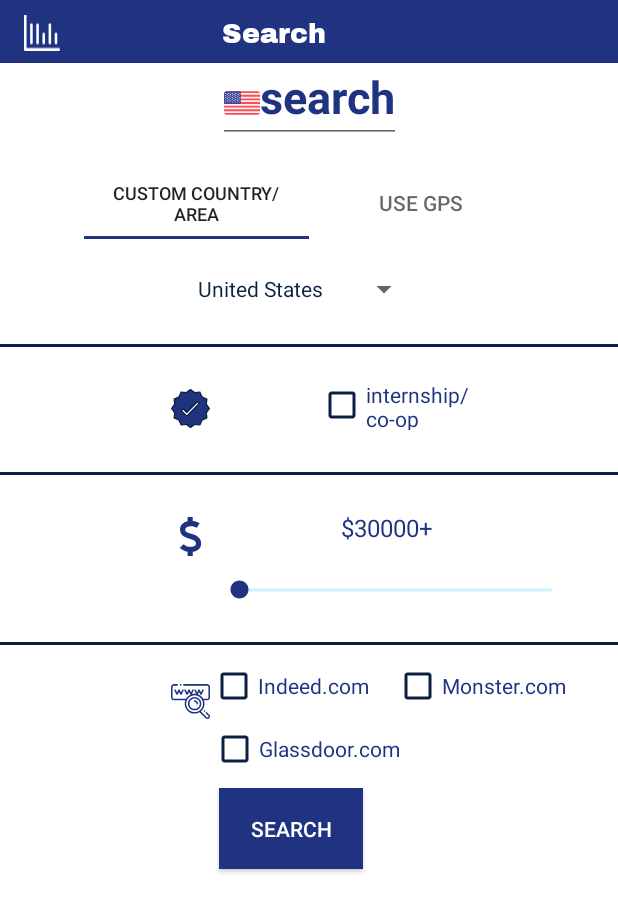
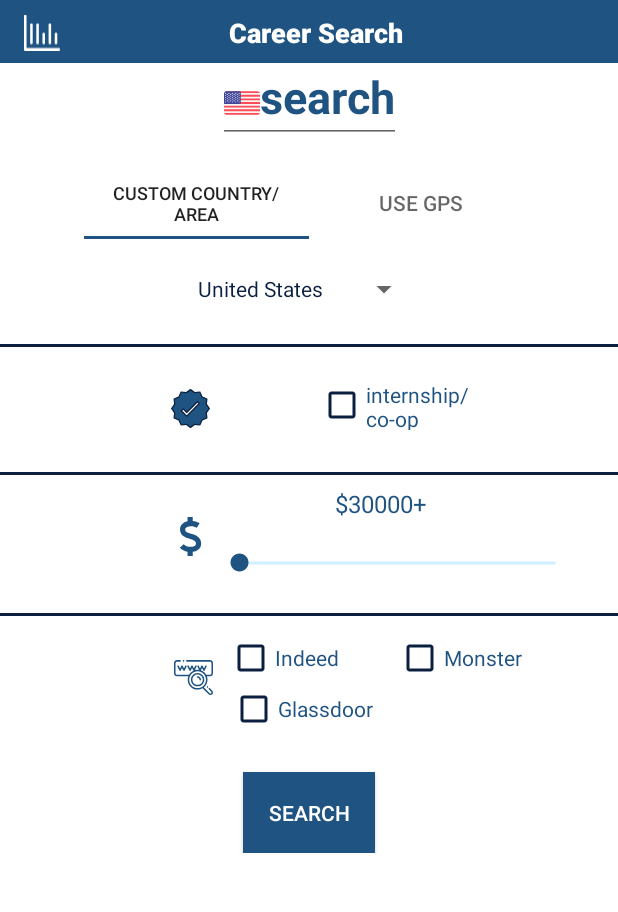
Before and after one commit to NickJoannette/Career-Search-App-For-Android, an Android app: the screen it shows after launch (MainActivity), on a phone screen of 412 x 824 dp. Shown: the top 912 px of the screen. Run offline under Robolectric (Android 15) with nearby library versions, the phone set to English and light mode, and no system bars; Roboto replaces fonts that are not available here.

Commit message:
UI updates

```diff
--- a/src/main/java/com/example/freel/jobsearchapp/MainActivity.java
+++ b/src/main/java/com/example/freel/jobsearchapp/MainActivity.java
@@ -89,9 +89,9 @@ public class MainActivity extends AppCompatActivity {
 
         super.onCreate(savedInstanceState);
         setContentView(R.layout.activity_main);
-
-        getJobs().clear();
-        getTitles().clear();
+        // Reset incase user returned to main activiy for a new search
+        jobs.clear();
+        titles.clear();
 
 
         // Default selected country to US - maybe should change this dependent on user's GPS
--- a/src/main/res/layout/activity_display_results.xml
+++ b/src/main/res/layout/activity_display_results.xml
@@ -41,34 +41,6 @@
                 app:layout_constraintTop_toTopOf="parent"
                 app:layout_constraintVertical_bias="0.0" />
 
-            <TextView
-                android:id="@+id/jobsLogo"
-                android:layout_width="wrap_content"
-                android:layout_height="wrap_content"
-                android:layout_marginStart="16sp"
-                android:layout_marginTop="10sp"
-                android:layout_marginBottom="8sp"
-                android:text="Jobs"
-                android:textAlignment="center"
-                android:textColor="#ffffff"
-                android:textSize="18sp"
-                app:layout_constraintBottom_toBottomOf="parent"
-                app:layout_constraintStart_toEndOf="@+id/statsLogo"
-                app:layout_constraintTop_toTopOf="parent"
-                app:layout_constraintVertical_bias="0.0" />
-            <ImageView
-                android:id="@+id/filterIcon"
-                android:layout_width="24sp"
-                android:layout_height="27sp"
-                android:layout_marginEnd="40sp"
-                android:layout_marginTop="8sp"
-                android:layout_marginBottom="8sp"
-                app:srcCompat="@drawable/ic_equalizer"
-                app:layout_constraintBottom_toBottomOf="parent"
-                app:layout_constraintEnd_toEndOf="@id/stopIcon"
-                app:layout_constraintTop_toTopOf="parent"
-                app:layout_constraintVertical_bias="0.0" />
-
             <ImageView
                 android:id="@+id/stopIcon"
                 android:layout_width="24sp"
--- a/src/main/res/layout/activity_main.xml
+++ b/src/main/res/layout/activity_main.xml
@@ -52,23 +52,20 @@
 
             <TextView
                 android:id="@+id/jobsLogo"
-                android:layout_width="wrap_content"
+                android:layout_width="194dp"
                 android:layout_height="wrap_content"
-                android:layout_marginStart="108dp"
-                android:layout_marginTop="10sp"
-                android:layout_marginEnd="8dp"
+                android:layout_marginStart="8dp"
                 android:layout_marginBottom="8sp"
-                android:fontFamily="@font/archivo_black"
-                android:text="Search"
+                android:fontFamily="sans-serif-black"
+                android:text="Career Search"
                 android:textAlignment="center"
+                android:textAppearance="@style/TextAppearance.AppCompat.Body1"
                 android:textColor="#ffffff"
                 android:textSize="18sp"
                 app:layout_constraintBottom_toBottomOf="parent"
                 app:layout_constraintEnd_toEndOf="parent"
-                app:layout_constraintHorizontal_bias="0.0"
                 app:layout_constraintStart_toEndOf="@+id/statsLogo"
-                app:layout_constraintTop_toTopOf="parent"
-                app:layout_constraintVertical_bias="0.833" />
+                app:layout_constraintStart_toStartOf="parent" />
 
 
             <ProgressBar
@@ -166,8 +163,8 @@
             <SeekBar
                 android:id="@+id/salarySeekBar"
                 style="@android:style/Widget.DeviceDefault.SeekBar"
-                android:layout_width="241sp"
-                android:layout_height="37dp"
+                android:layout_width="244dp"
+                android:layout_height="34dp"
                 android:layout_marginStart="3dp"
                 android:layout_marginEnd="71dp"
                 android:background="#FFFFFF"
@@ -195,8 +192,8 @@
                 android:layout_width="148sp"
                 android:layout_height="34dp"
 
-                android:layout_marginStart="44dp"
-                android:layout_marginTop="24dp"
+                android:layout_marginStart="40dp"
+                android:layout_marginTop="8dp"
                 android:text="$"
                 android:textAlignment="center"
                 android:textColor="@color/colorAccent"
@@ -251,41 +248,45 @@
                 android:id="@+id/internshipCheckBox3"
                 android:layout_width="135sp"
                 android:layout_height="wrap_content"
-                android:layout_marginStart="16dp"
-                android:layout_marginTop="11dp"
-                android:layout_marginEnd="3dp"
+                android:layout_marginStart="8dp"
+                android:layout_marginTop="12dp"
+                android:layout_marginEnd="8dp"
                 android:buttonTint="@color/colorPrimaryDark"
-                android:text="Indeed.com"
+                android:text="Indeed"
                 android:textColor="@color/colorAccent"
-                app:layout_constraintEnd_toStartOf="@+id/internshipCheckBox5"
-                app:layout_constraintStart_toEndOf="@+id/imageView6"
+                app:layout_constraintEnd_toEndOf="parent"
+                app:layout_constraintHorizontal_bias="0.0"
+                app:layout_constraintStart_toStartOf="@+id/salarySeekBar"
                 app:layout_constraintTop_toBottomOf="@+id/divider" />
 
             <CheckBox
                 android:id="@+id/internshipCheckBox5"
-                android:layout_width="137sp"
+                android:layout_width="154dp"
                 android:layout_height="32dp"
-                android:layout_marginTop="11dp"
-                android:layout_marginEnd="12dp"
+                android:layout_marginStart="84dp"
+                android:layout_marginTop="12dp"
+                android:layout_marginEnd="8dp"
                 android:buttonTint="@color/colorPrimaryDark"
-                android:text="Monster.com"
+                android:text="Monster"
                 android:textColor="@color/colorAccent"
                 app:layout_constraintEnd_toEndOf="parent"
+                app:layout_constraintHorizontal_bias="0.0"
+                app:layout_constraintStart_toStartOf="@+id/salaryTextView"
                 app:layout_constraintTop_toBottomOf="@+id/divider" />
 
             <CheckBox
                 android:id="@+id/glassDoorCheckBox"
-                android:layout_width="135sp"
-                android:layout_height="28sp"
-                android:layout_marginStart="16dp"
-                android:layout_marginTop="12dp"
-                android:layout_marginEnd="152dp"
+                android:layout_width="117dp"
+                android:layout_height="36dp"
+                android:layout_marginStart="11dp"
+                android:layout_marginEnd="216dp"
                 android:buttonTint="@color/colorPrimaryDark"
-                android:text="Glassdoor.com"
+                android:text="Glassdoor"
                 android:textColor="@color/colorAccent"
                 app:layout_constraintEnd_toEndOf="parent"
+                app:layout_constraintHorizontal_bias="0.0"
                 app:layout_constraintStart_toEndOf="@+id/imageView6"
-                app:layout_constraintTop_toBottomOf="@+id/internshipCheckBox5" />
+                app:layout_constraintTop_toBottomOf="@+id/internshipCheckBox3" />
 
             <CheckBox
                 android:id="@+id/internshipCheckBox2"
@@ -306,20 +307,17 @@
             <Button
                 android:id="@+id/button"
                 style="@style/Widget.AppCompat.Button.Colored"
-                android:layout_width="96dp"
+                android:layout_width="wrap_content"
                 android:layout_height="54sp"
-                android:layout_marginStart="146dp"
-                android:layout_marginTop="12dp"
-                android:layout_marginEnd="142dp"
-                android:layout_marginBottom="8dp"
+                android:layout_marginStart="162dp"
+                android:layout_marginTop="104dp"
+                android:layout_marginEnd="162dp"
                 android:background="@color/colorAccent"
                 android:text="@android:string/search_go"
                 android:textColor="#FFFFFF"
-                app:layout_constraintBottom_toBottomOf="parent"
                 app:layout_constraintEnd_toEndOf="parent"
-                app:layout_constraintHorizontal_bias="0.0"
                 app:layout_constraintStart_toStartOf="parent"
-                app:layout_constraintTop_toBottomOf="@+id/glassDoorCheckBox" />
+                app:layout_constraintTop_toBottomOf="@+id/divider" />
 
             <Spinner
                 android:id="@+id/countrySpinner"
@@ -399,26 +397,14 @@
                 app:layout_constraintTop_toBottomOf="@+id/divider2"
                 app:srcCompat="@drawable/ic_dollar_currency_symbol" />
 
-            <ImageView
-                android:id="@+id/imageView4"
-                android:layout_width="26sp"
-                android:layout_height="34sp"
-                android:layout_marginStart="32sp"
-                android:layout_marginTop="112sp"
-                android:visibility="invisible"
-                app:layout_constraintStart_toStartOf="parent"
-                app:layout_constraintTop_toBottomOf="@+id/imageView5"
-                app:srcCompat="@drawable/ic_earth" />
-
 
             <ImageView
                 android:id="@+id/imageView6"
                 android:layout_width="26sp"
                 android:layout_height="34sp"
-                android:layout_marginStart="8dp"
-                android:layout_marginTop="76dp"
-                app:layout_constraintEnd_toEndOf="@+id/imageView5"
-                app:layout_constraintHorizontal_bias="1.0"
+                android:layout_marginTop="60dp"
+                android:layout_marginEnd="8dp"
+                app:layout_constraintEnd_toStartOf="@+id/internshipCheckBox3"
                 app:layout_constraintStart_toStartOf="@+id/imageView5"
                 app:layout_constraintTop_toBottomOf="@+id/imageView5"
                 app:srcCompat="@drawable/ic_www" />
--- a/src/main/res/values/colors.xml
+++ b/src/main/res/values/colors.xml
@@ -2,7 +2,7 @@
 <resources>
     <color name="colorPrimary">#a60f1013</color>
      <color name="colorPrimaryDark">#0b2040</color> <!--#a60f1013 & #f64447-->
-    <color name="colorAccent">#1f3381</color><!-- #04b69e #12f552  <color name="colorPrimaryDark">#2c9aca</color>
+    <color name="colorAccent">#1F5381</color><!-- #04b69e #12f552  <color name="colorPrimaryDark">#2c9aca</color>
     <color name="colorAccent">#44c1f6</color>-->
     <color name="transparent">#00ffffff</color>
 <color name="BLACK">#000000</color>
```
